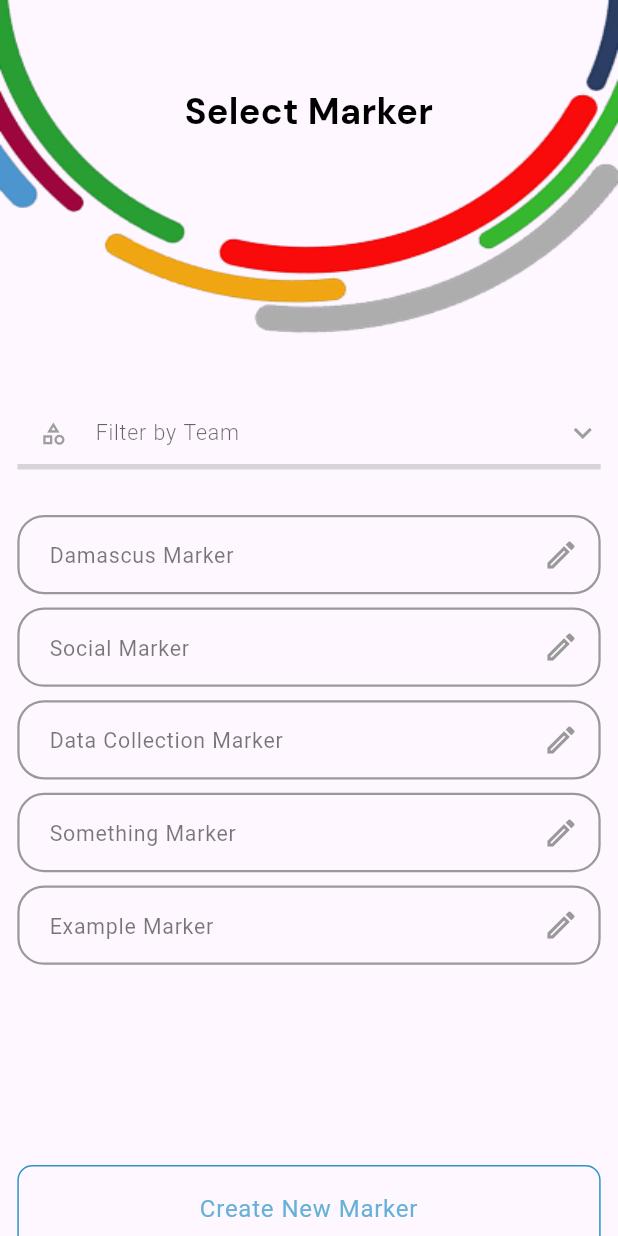
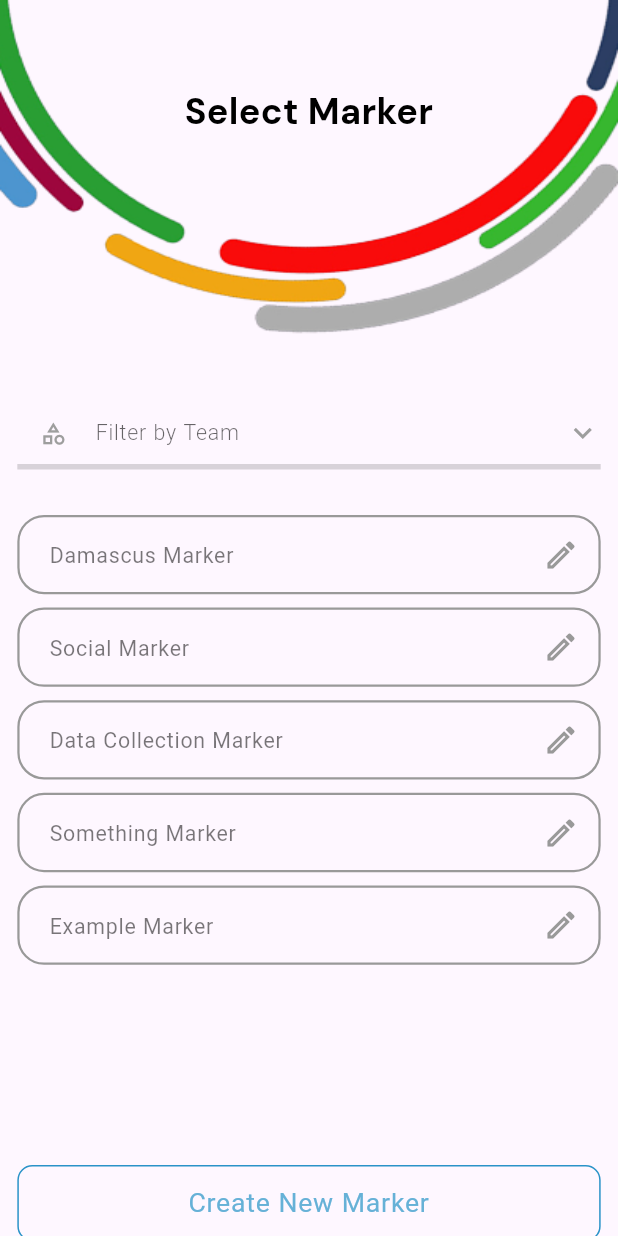
Before and after one commit to QaysAlsary/Recoding-Platform, a Flutter app: the SelectMarkerView screen opened by its route, on a phone screen of 412 x 824 dp. Run offline on Flutter 3.47's test engine with Material 3 defaults, Android fonts, the phone set to English and light mode, and no system bars; our stand-ins replace bloc, bot_toast, equatable, flutter_bloc, flutter_screenutil, flutter_svg and 3 more; Roboto replaces fonts that are missing (Oswald).

```diff
--- a/lib/src/components/rounded_rectangle_button.dart
+++ b/lib/src/components/rounded_rectangle_button.dart
@@ -37,7 +37,7 @@ class RoundedRectangleButton extends StatelessWidget {
   Widget build(BuildContext context) {
     return Container(
       width: double.infinity,
-      height: buttonHeight ?? 65.h,
+      height: buttonHeight ?? 57.h,
       margin: margin,
       padding: padding,
       decoration: boxDecoration,
@@ -56,7 +56,7 @@ class RoundedRectangleButton extends StatelessWidget {
               ),
               textStyle: textStyle ??
                   Theme.of(context).textTheme.labelMedium?.copyWith(
-                      fontSize: 18.sp,
+                      fontSize: 20.sp,
                       fontWeight: FontWeight.w400,
                       color: Colors.blue),
             ),
```
